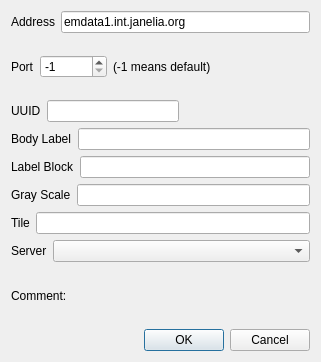
First picture: the form in neurolabi/gui/dialogs/zdviddialog.ui, repository janelia-flyem/NeuTu, before the edit.
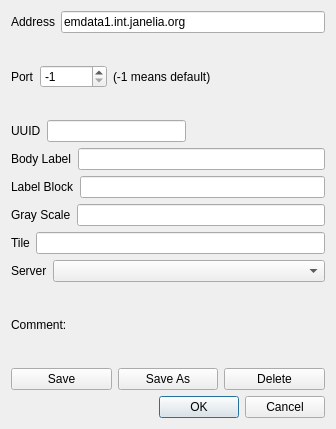
Second picture: the form after the edit.

Diff of the .ui file:
```diff
--- a/neurolabi/gui/dialogs/zdviddialog.ui
+++ b/neurolabi/gui/dialogs/zdviddialog.ui
@@ -6,8 +6,8 @@
    <rect>
     <x>0</x>
     <y>0</y>
-    <width>321</width>
-    <height>362</height>
+    <width>336</width>
+    <height>429</height>
    </rect>
   </property>
   <property name="sizePolicy">
@@ -215,6 +215,46 @@
     </layout>
    </item>
    <item>
+    <layout class="QHBoxLayout" name="horizontalLayout_11">
+     <item>
+      <widget class="QPushButton" name="saveButton">
+       <property name="text">
+        <string>Save</string>
+       </property>
+      </widget>
+     </item>
+     <item>
+      <widget class="QPushButton" name="saveAsButton">
+       <property name="text">
+        <string>Save As</string>
+       </property>
+      </widget>
+     </item>
+     <item>
+      <widget class="QPushButton" name="deleteButton">
+       <property name="text">
+        <string>Delete</string>
+       </property>
+      </widget>
+     </item>
+    </layout>
+   </item>
+   <item>
+    <layout class="QHBoxLayout" name="horizontalLayout_10">
+     <item>
+      <spacer name="horizontalSpacer_3">
+       <property name="orientation">
+        <enum>Qt::Horizontal</enum>
+       </property>
+       <property name="sizeHint" stdset="0">
+        <size>
+         <width>40</width>
+         <height>20</height>
+        </size>
+       </property>
+      </spacer>
+     </item>
+     <item>
     <widget class="QDialogButtonBox" name="buttonBox">
      <property name="orientation">
       <enum>Qt::Horizontal</enum>
@@ -223,6 +263,8 @@
       <set>QDialogButtonBox::Cancel|QDialogButtonBox::Ok</set>
      </property>
     </widget>
+     </item>
+    </layout>
    </item>
   </layout>
  </widget>
```
Lines whose indentation alone changed are shown as unchanged.
